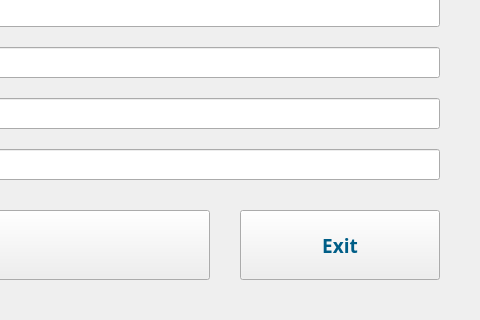
The window that UI_Files/mainwindow.ui (fabianjaeger1/Phydent-App) describes before a commit, drawn with Qt 5; both pictures show x 490 to 970 and y 433 to 753 of the 970 by 753 pixel window.
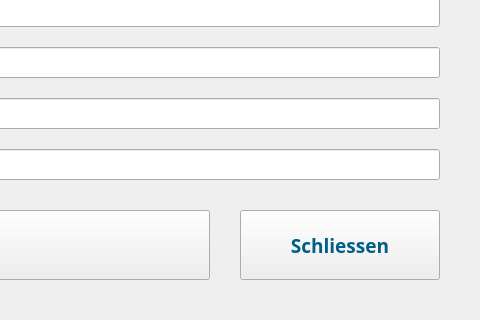
The same window after the commit. Icons and pictures are not drawn.

Commit message: Cleaned up UI, added safety to exit

What changed in the file:
```diff
--- a/UI_Files/mainwindow.ui
+++ b/UI_Files/mainwindow.ui
@@ -424,7 +424,7 @@
          <string notr="true">color: rgb(0, 94, 135);</string>
         </property>
         <property name="text">
-         <string>Exit</string>
+         <string>Schliessen</string>
         </property>
        </widget>
       </item>
```
The commit also changes 10 other files.
